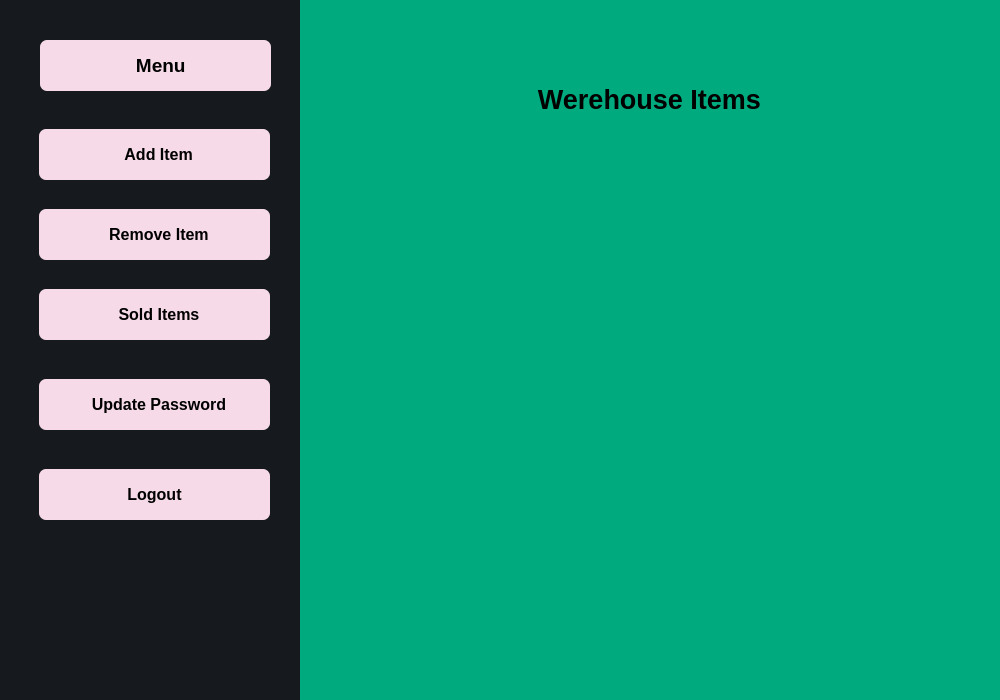
Sazidul0/Ready2Go, file warehouse.ui: the form before one commit.
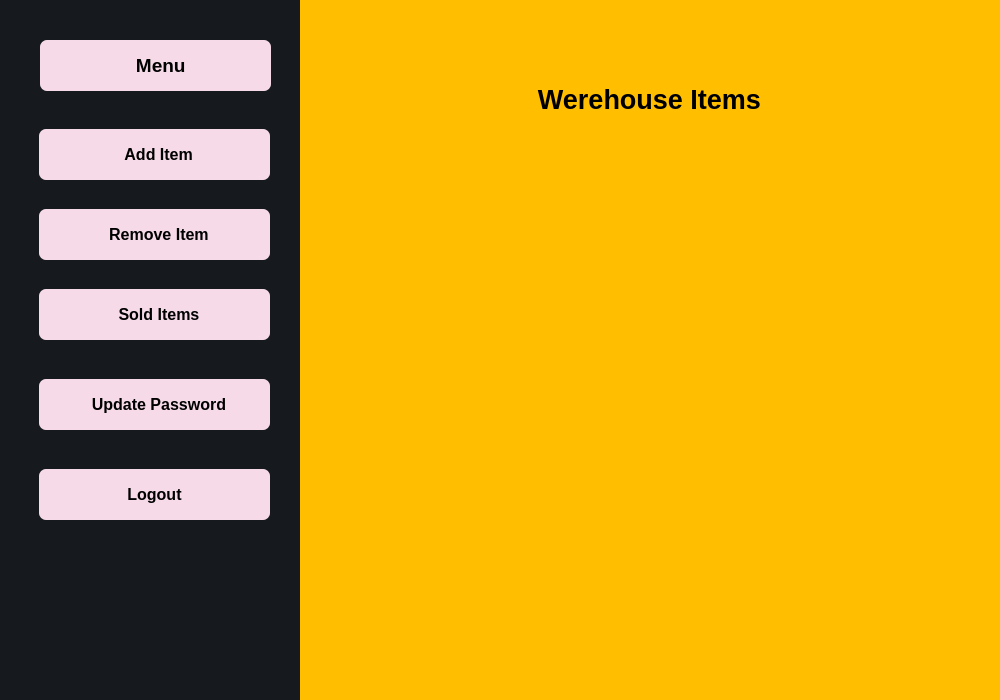
The form after the commit. Icons and pictures are not drawn.

Commit message: chaged bg color and front size

```diff
--- a/warehouse.ui
+++ b/warehouse.ui
@@ -434,7 +434,8 @@
        </rect>
       </property>
       <property name="styleSheet">
-       <string notr="true">background-color: rgb(0, 170, 127);</string>
+       <string notr="true">color: rgb(0,0,0);
+background-color: rgb(255, 191, 0);</string>
       </property>
       <widget class="QWidget" name="werehouse_main_menu">
        <widget class="QLabel" name="werehouse_menu_items_heading">
```
The commit also changes 7 other files.
